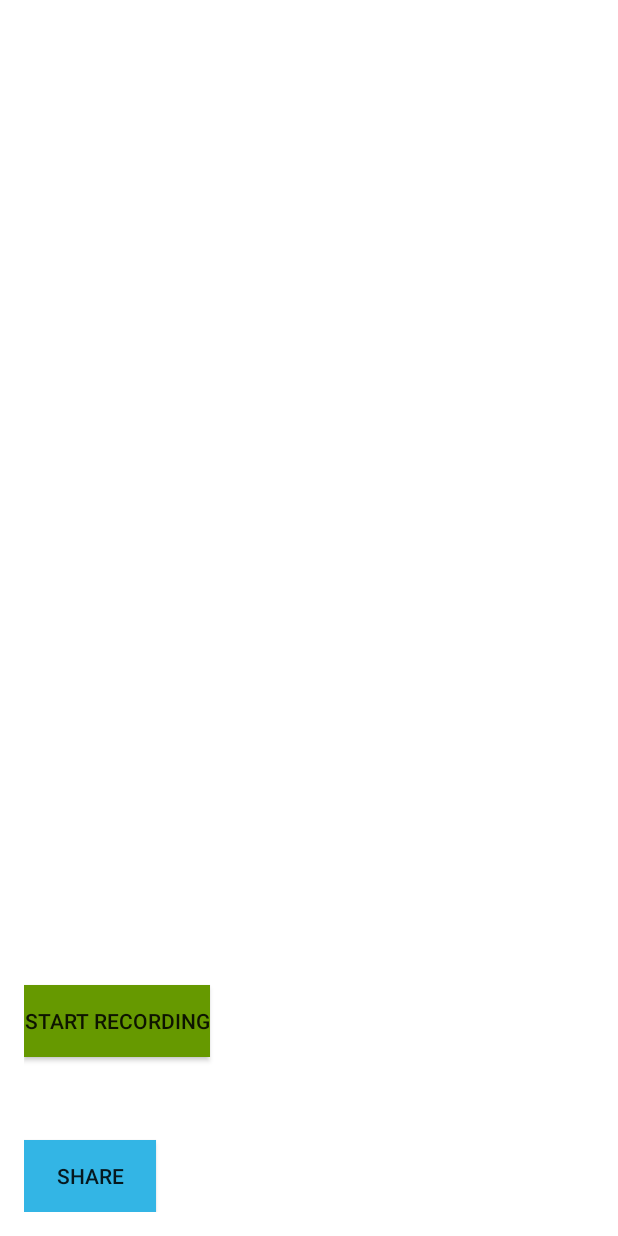
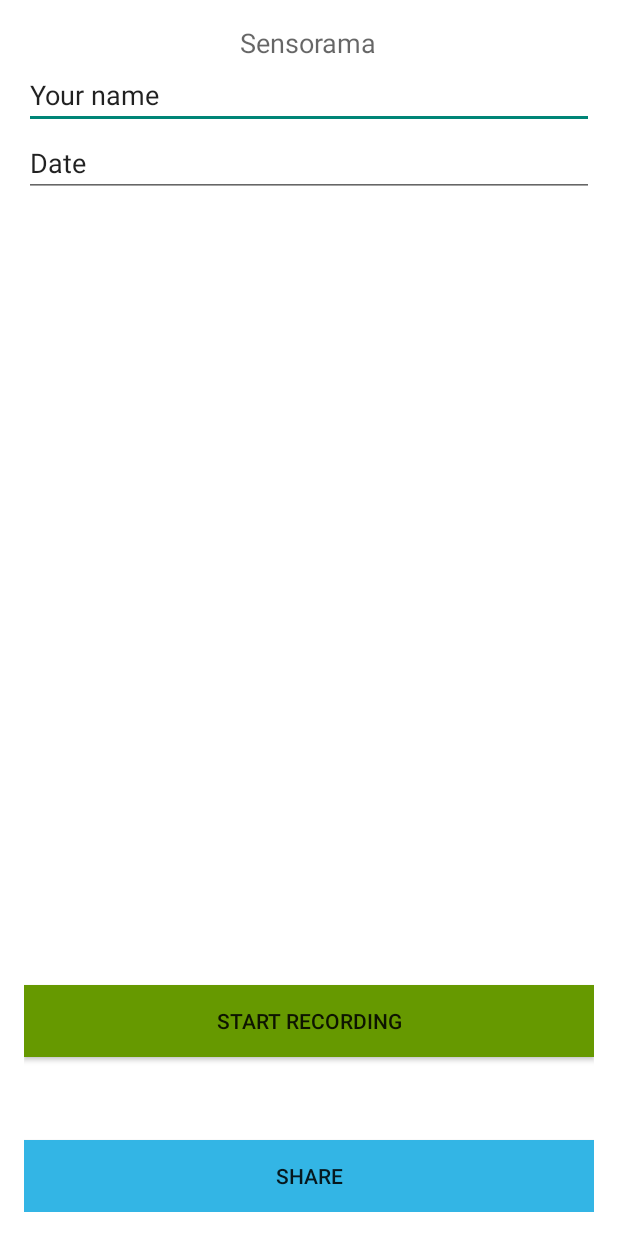
Before and after one commit to wkoszek/sensorama, an Android app: the screen it shows after launch (MainActivity), on a phone screen of 412 x 824 dp. Run offline under Robolectric (Android 15) with nearby library versions, the phone set to English and light mode, and no system bars.

Commit message:
Add appName, userName and userDate fields.

```diff
--- a/app/android/Sensorama/app/src/main/res/layout/activity_main.xml
+++ b/app/android/Sensorama/app/src/main/res/layout/activity_main.xml
@@ -15,6 +15,8 @@
 	android:onClick="recordingStartEnd"
         android:layout_above="@+id/buttonShare"
         android:layout_marginBottom="55dp"
+        android:layout_alignRight="@+id/userDate"
+        android:layout_alignEnd="@+id/userDate"
         android:layout_alignParentLeft="true"
         android:layout_alignParentStart="true" />
 
@@ -27,6 +29,43 @@
 	android:onClick="recordingShare"
         android:layout_alignParentBottom="true"
         android:layout_alignLeft="@+id/buttonStartEnd"
-        android:layout_alignStart="@+id/buttonStartEnd" />
+        android:layout_alignStart="@+id/buttonStartEnd"
+        android:layout_alignRight="@+id/userDate"
+        android:layout_alignEnd="@+id/userDate" />
+
+    <EditText
+        android:layout_width="wrap_content"
+        android:layout_height="wrap_content"
+        android:inputType="textPersonName"
+        android:text="Your name"
+        android:ems="10"
+        android:id="@+id/userName"
+        android:layout_below="@+id/appName"
+        android:layout_alignParentRight="true"
+        android:layout_alignParentEnd="true"
+        android:layout_alignParentLeft="true"
+        android:layout_alignParentStart="true" />
+
+    <TextView
+        android:layout_width="wrap_content"
+        android:layout_height="wrap_content"
+        android:textAppearance="?android:attr/textAppearanceMedium"
+        android:text="Sensorama"
+        android:id="@+id/appName"
+        android:layout_alignParentTop="true"
+        android:layout_centerHorizontal="true" />
+
+    <EditText
+        android:layout_width="wrap_content"
+        android:layout_height="wrap_content"
+        android:inputType="date"
+        android:ems="10"
+        android:id="@+id/userDate"
+        android:text="Date"
+        android:layout_below="@+id/userName"
+        android:layout_alignParentLeft="true"
+        android:layout_alignParentStart="true"
+        android:layout_alignRight="@+id/userName"
+        android:layout_alignEnd="@+id/userName" />
 
 </RelativeLayout>
```
